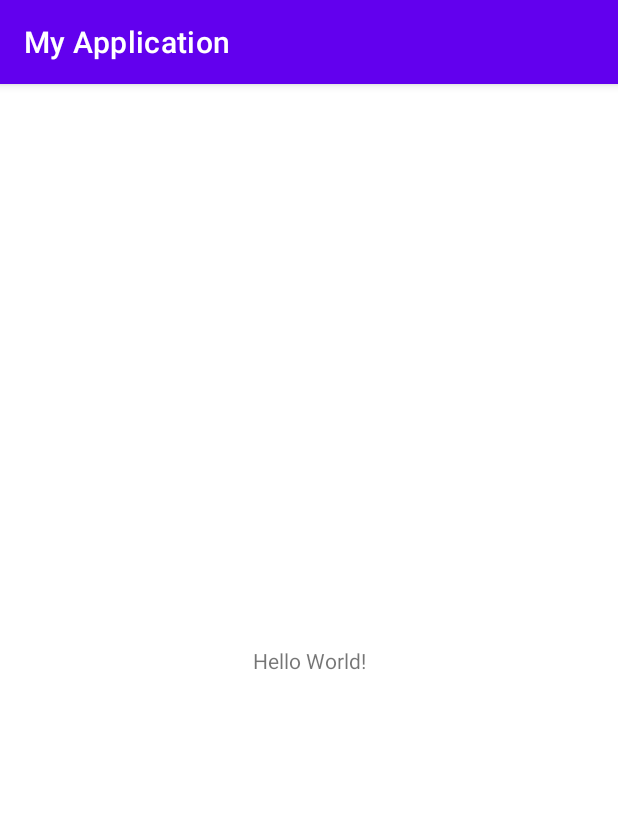
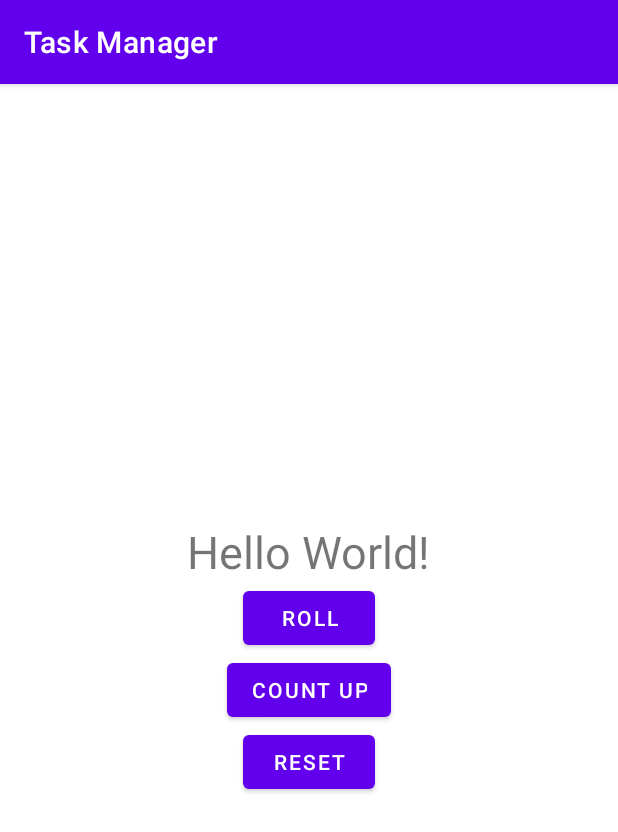
Before and after one commit to glotovauv/MyApplication, an Android app: the screen it shows after launch (MainActivity), on a phone screen of 412 x 824 dp. Shown: the top 832 px of the screen. Run offline under Robolectric (Android 15) with nearby library versions, the phone set to English and light mode, and no system bars.

Commit message:
copy Lawrence project files

```diff
--- a/app/src/main/AndroidManifest.xml
+++ b/app/src/main/AndroidManifest.xml
@@ -1,6 +1,6 @@
 <?xml version="1.0" encoding="utf-8"?>
 <manifest xmlns:android="http://schemas.android.com/apk/res/android"
-    package="com.example.myapplication">
+    package="com.home.demo.task_manager">
 
     <application
         android:allowBackup="true"
@@ -9,7 +9,7 @@
         android:roundIcon="@mipmap/ic_launcher_round"
         android:supportsRtl="true"
         android:theme="@style/Theme.MyApplication">
-        <activity android:name=".MainActivity">
+        <activity android:name="com.home.demo.task_manager.MainActivity">
             <intent-filter>
                 <action android:name="android.intent.action.MAIN" />
 
--- /dev/null
+++ b/app/src/main/java/com/home/demo/task_manager/MainActivity.kt
@@ -0,0 +1,42 @@
+package com.home.demo.task_manager
+
+import androidx.appcompat.app.AppCompatActivity
+import android.os.Bundle
+import android.widget.Button
+import android.widget.TextView
+import android.widget.Toast
+
+class MainActivity : AppCompatActivity() {
+    override fun onCreate(savedInstanceState: Bundle?) {
+        super.onCreate(savedInstanceState)
+        setContentView(R.layout.activity_main)
+        val rollButton: Button = findViewById(R.id.roll_button)
+        val countUpButton: Button = findViewById(R.id.count_up)
+        val resetButton: Button = findViewById(R.id.reset)
+        val resultText: TextView = findViewById(R.id.result_text)
+        rollButton.setOnClickListener { rollDice(resultText) }
+        countUpButton.setOnClickListener { countUp(resultText) }
+        resetButton.setOnClickListener { reset(resultText) }
+    }
+
+    private fun rollDice(resultText: TextView) {
+        val randomInt = (1..6).random()
+        resultText.text = randomInt.toString()
+        Toast.makeText(
+            this, "button clicked",
+            Toast.LENGTH_SHORT
+        ).show()
+    }
+
+    private fun countUp(resultText: TextView) {
+        if (resultText.text.toString() == "Hello World!") {
+            resultText.text = "1"
+        } else if (resultText.text.toString() != "6") {
+            resultText.text = (resultText.text.toString().toInt() + 1).toString()
+        }
+    }
+
+    private fun reset(resultText: TextView) {
+        resultText.text = "0"
+    }
+}
--- a/app/src/main/res/layout/activity_main.xml
+++ b/app/src/main/res/layout/activity_main.xml
@@ -1,18 +1,40 @@
 <?xml version="1.0" encoding="utf-8"?>
-<androidx.constraintlayout.widget.ConstraintLayout xmlns:android="http://schemas.android.com/apk/res/android"
-    xmlns:app="http://schemas.android.com/apk/res-auto"
+
+<LinearLayout xmlns:android="http://schemas.android.com/apk/res/android"
     xmlns:tools="http://schemas.android.com/tools"
     android:layout_width="match_parent"
-    android:layout_height="match_parent"
+    android:layout_height="wrap_content"
+    android:layout_gravity="center_vertical"
+    android:orientation="vertical"
     tools:context=".MainActivity">
 
     <TextView
+        android:id="@+id/result_text"
         android:layout_width="wrap_content"
         android:layout_height="wrap_content"
+        android:layout_gravity="center_horizontal"
         android:text="Hello World!"
-        app:layout_constraintBottom_toBottomOf="parent"
-        app:layout_constraintLeft_toLeftOf="parent"
-        app:layout_constraintRight_toRightOf="parent"
-        app:layout_constraintTop_toTopOf="parent" />
+        android:textSize="30sp" />
 
-</androidx.constraintlayout.widget.ConstraintLayout>
+    <Button
+        android:id="@+id/roll_button"
+        android:layout_width="wrap_content"
+        android:layout_height="wrap_content"
+        android:layout_gravity="center_horizontal"
+        android:text="@string/roll_label" />
+
+    <Button
+        android:id="@+id/count_up"
+        android:layout_width="wrap_content"
+        android:layout_height="wrap_content"
+        android:layout_gravity="center_horizontal"
+        android:text="@string/count_up" />
+
+    <Button
+        android:id="@+id/reset"
+        android:layout_width="wrap_content"
+        android:layout_height="wrap_content"
+        android:layout_gravity="center_horizontal"
+        android:text="@string/reset" />
+
+</LinearLayout>
--- a/app/src/main/res/values/strings.xml
+++ b/app/src/main/res/values/strings.xml
@@ -1,3 +1,6 @@
 <resources>
-    <string name="app_name">My Application</string>
+    <string name="app_name">Task Manager</string>
+    <string name="roll_label">Roll</string>
+    <string name="count_up">Count Up</string>
+    <string name="reset">Reset</string>
 </resources>
```
Also changed, not shown: app/src/main/java/com/example/myapplication/MainActivity.kt (deleted, +0 -11 lines), 4 other files.
